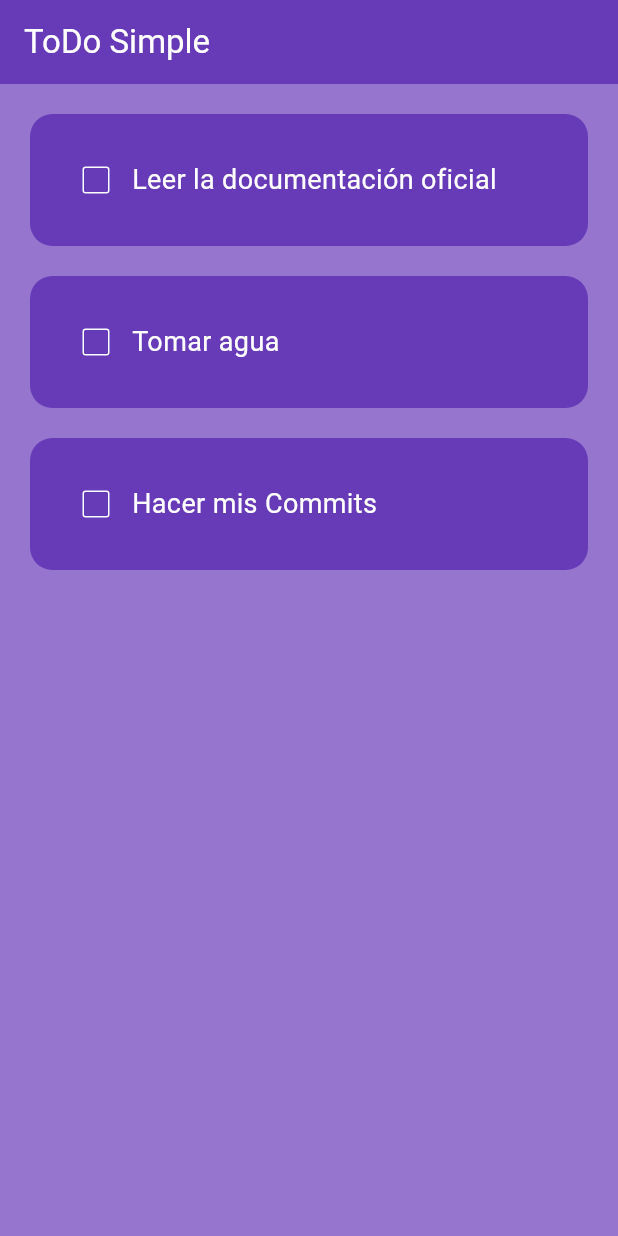
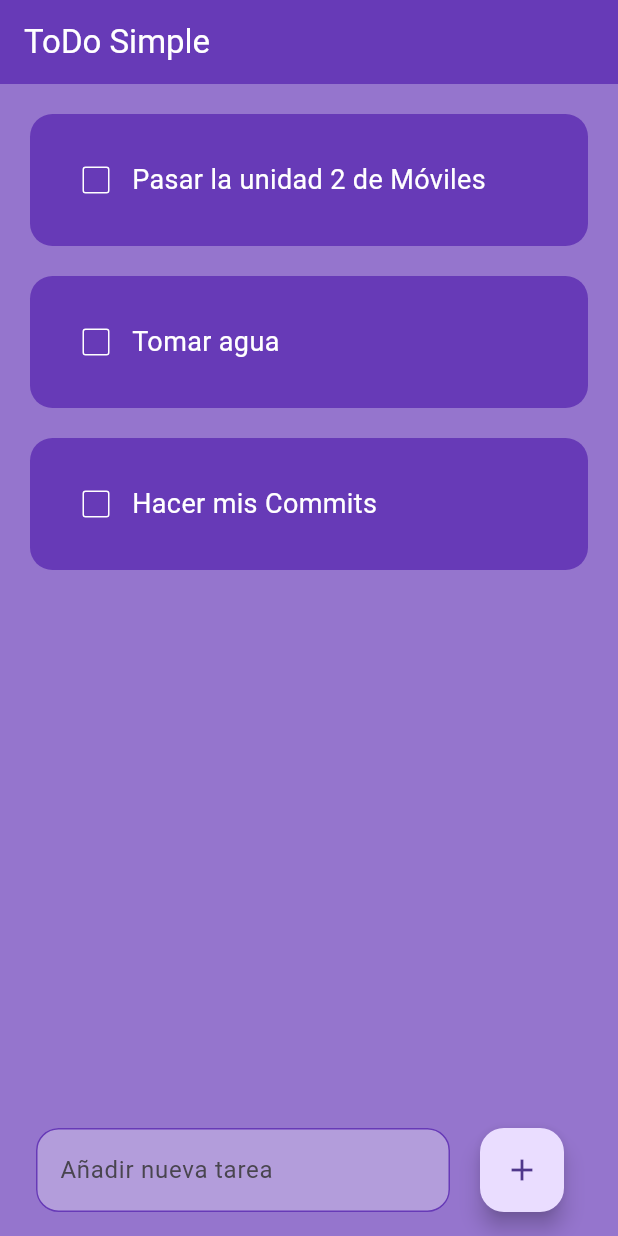
Before and after one commit to Ulises2-dev/todo_app_ulisinio, a Flutter app: the screen it shows after launch, on a phone screen of 412 x 824 dp. Run offline on Flutter 3.47's test engine with Material 3 defaults, Android fonts, the phone set to English and light mode, and no system bars; drawn by our look-alikes of flutter_slidable.

Commit message:
Implementación de funciones y añadir tareas

```diff
--- a/lib/pages/home_page.dart
+++ b/lib/pages/home_page.dart
@@ -9,8 +9,10 @@ class HomePage extends StatefulWidget {
 }
 
 class _HomePageState extends State<HomePage> {
+
+  final _controller = TextEditingController();
   List toDoList = [
-    ['Leer la documentación oficial', false],
+    ['Pasar la unidad 2 de Móviles', false],
     ['Tomar agua', false],
     ['Hacer mis Commits', false]
   ];
@@ -21,24 +23,75 @@ class _HomePageState extends State<HomePage> {
     });
   }
 
+  void saveNewTask () {
+    setState(() {
+      toDoList.add([_controller.text, false]);
+      _controller.clear();
+    });
+  }
+
+  void deleteTask (int index) {
+    setState(() {
+      toDoList.removeAt(index);
+    });
+  }
+
   @override
   Widget build(BuildContext context) {
     return Scaffold(
       backgroundColor: Colors.deepPurple.shade300,
       appBar: AppBar(
-        title: const Text(
-          'ToDo Simple',
-          ),
+        title: const Text('ToDo Simple'),
         backgroundColor: Colors.deepPurple,
         foregroundColor: Colors.white,
       ),
-      body: ListView.builder(itemCount: toDoList.length, itemBuilder: (BuildContext context, index) {
+      body: ListView.builder(
+        itemCount: toDoList.length,
+        itemBuilder: (BuildContext context, index) {
           return TodoList(
             taskName: toDoList[index][0],
             taskCompleted: toDoList[index][1],
             onChanged: (value) => checkBoxChanged(index),
+            deleteFunction: (context) => deleteTask(index),
           );
-      }),
+        },
+      ),
+      floatingActionButton: Padding(
+        padding: const EdgeInsets.symmetric(horizontal: 20),
+        child: Row(
+          children: [
+            Expanded(
+              child: Padding(
+                padding: const EdgeInsets.symmetric(horizontal: 20),
+                child: TextField(
+                  controller: _controller,
+                  decoration: InputDecoration(
+                    hintText: 'Añadir nueva tarea',
+                    filled: true,
+                    fillColor: Colors.deepPurple.shade200,
+                    enabledBorder: OutlineInputBorder(
+                      borderSide: const BorderSide(
+                        color: Colors.deepPurple,
+                      ),
+                      borderRadius: BorderRadius.circular(15),
+                    ),
+                    focusedBorder: OutlineInputBorder(
+                      borderSide: const BorderSide(
+                        color: Colors.deepPurple,
+                      ),
+                      borderRadius: BorderRadius.circular(15),
+                    ),
+                  ),
+                ),
+              ),
+            ),
+            FloatingActionButton(
+              onPressed: saveNewTask,
+              child: const Icon(Icons.add),
+            ),
+          ],
+        ),
+      ),
     );
   }
 }
--- a/lib/utils/todo_list.dart
+++ b/lib/utils/todo_list.dart
@@ -1,16 +1,19 @@
 import 'package:flutter/material.dart';
+import 'package:flutter_slidable/flutter_slidable.dart';
 
 class TodoList extends StatelessWidget {
   const TodoList({
     super.key,
     required this.taskName,
     required this.taskCompleted,
-    this.onChanged,
+    required this.onChanged,
+    required this.deleteFunction,
     });
 
   final String taskName;
   final bool taskCompleted;
   final Function(bool?)? onChanged;
+  final Function(BuildContext)? deleteFunction;
 
   @override
   Widget build(BuildContext context) {
@@ -21,6 +24,15 @@ class TodoList extends StatelessWidget {
             right: 20,
             bottom: 0,
           ),
+          child: Slidable(
+            endActionPane: ActionPane(
+              motion: StretchMotion(),
+              children: [
+                SlidableAction(onPressed: deleteFunction,
+                icon: Icons.delete,
+                borderRadius: BorderRadius.circular(15),
+                )
+              ],),
             child: Container(
               padding: const EdgeInsets.all(20),
               decoration: BoxDecoration(
@@ -34,18 +46,24 @@ class TodoList extends StatelessWidget {
                   onChanged: onChanged,
                   checkColor: Colors.black,
                   activeColor: Colors.white,
-                side: BorderSide(color: Colors.white),
+                  side: const BorderSide(color: Colors.white),
                   ),
                   Text(
                     taskName,
-                  style: const TextStyle(
+                    style: TextStyle(
                       color: Colors.white,
                       fontSize: 18,
+                      decoration: taskCompleted
+                      ? TextDecoration.lineThrough
+                      : TextDecoration.none,
+                      decorationColor: Colors.white,
+                      decorationThickness: 2,
                     ),
                   ),
                 ],
               ),
             ),
+          ),
         );
   }
 }
--- a/pubspec.yaml
+++ b/pubspec.yaml
@@ -35,6 +35,7 @@ dependencies:
   # The following adds the Cupertino Icons font to your application.
   # Use with the CupertinoIcons class for iOS style icons.
   cupertino_icons: ^1.0.8
+  flutter_slidable: ^3.1.1
 
 dev_dependencies:
   flutter_test:
```
Also changed, not shown: pubspec.lock. Lines whose indentation alone changed are shown as unchanged.
